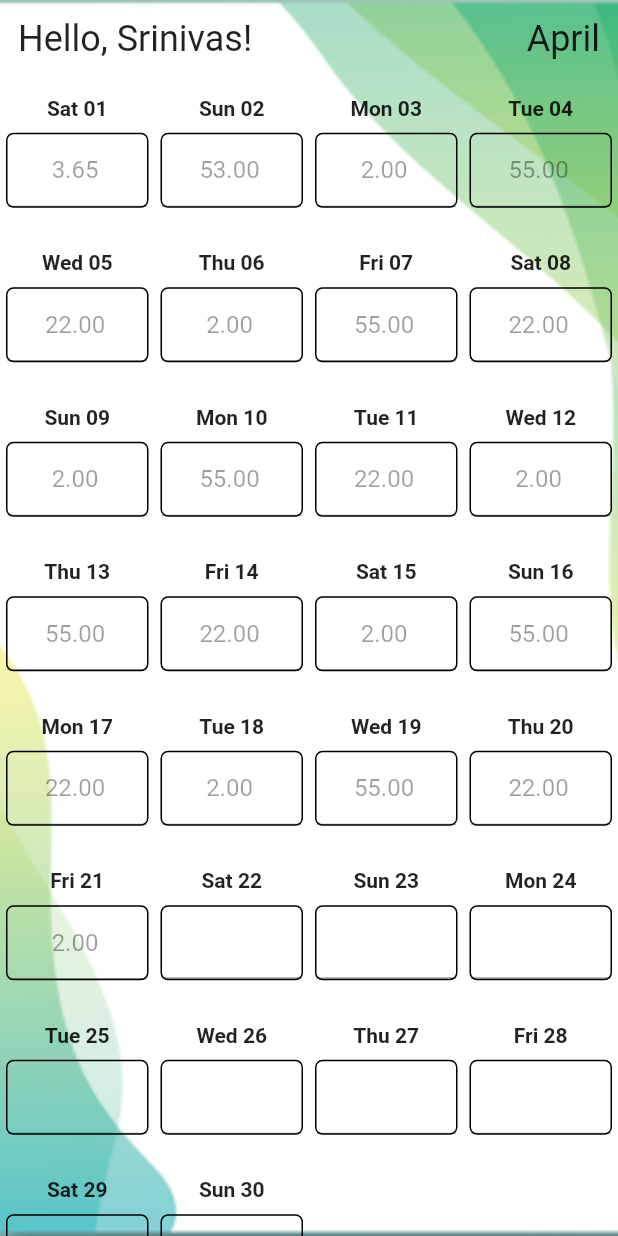
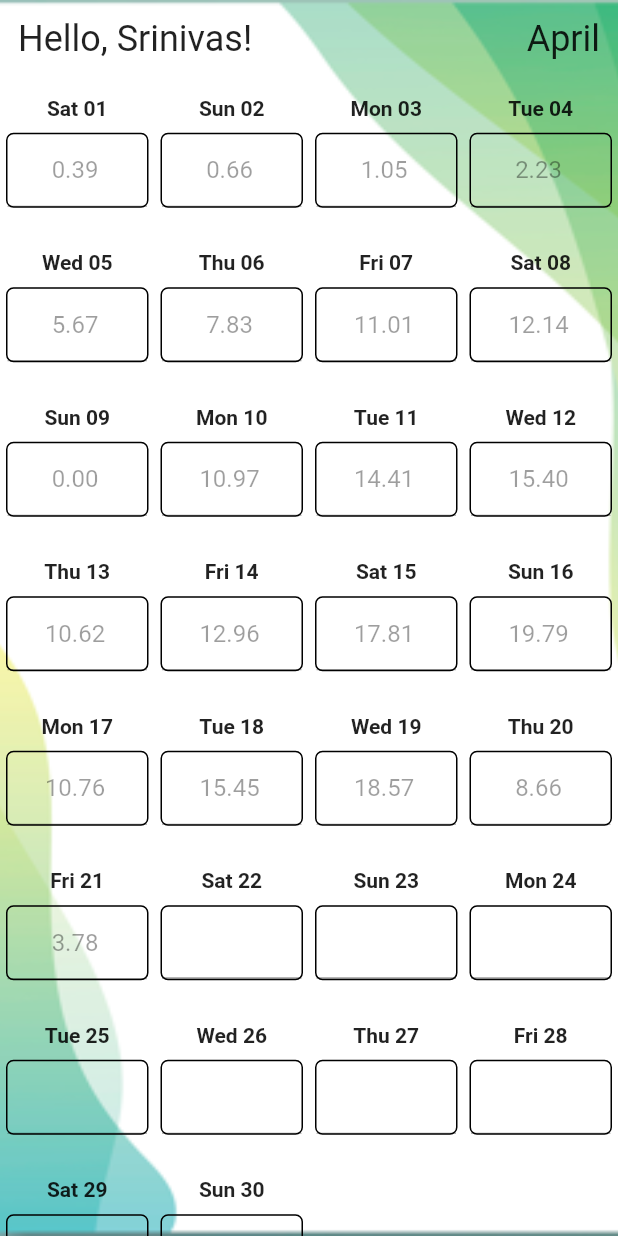
Before and after one commit to Sai-Kartheek-Reddy/EcoTracker, a Flutter app: the MonthPage screen opened directly, on a phone screen of 412 x 824 dp. Run offline on Flutter 3.47's test engine with Material 2 defaults, Android fonts, the phone set to English and light mode, and no system bars; our stand-ins replace cloud_firestore, firebase_auth, firebase_core, geolocator, get, google_sign_in and 2 more; accounts and stored records are empty; network calls fail.

```diff
--- a/lib/home/calender.dart
+++ b/lib/home/calender.dart
@@ -21,27 +21,27 @@ class _MonthPageState extends State<MonthPage> {
     _daysInMonth = _getDaysInMonth(DateTime.now());
 
     // Set fixed values for specific dates
-    _values[DateTime(2023, 4, 1)] = 3.65;
-    _values[DateTime(2023, 4, 2)] = 53;
-    _values[DateTime(2023, 4, 3)] = 2;
-    _values[DateTime(2023, 4, 4)] = 55;
-    _values[DateTime(2023, 4, 5)] = 22;
-    _values[DateTime(2023, 4, 6)] = 2;
-    _values[DateTime(2023, 4, 7)] = 55;
-    _values[DateTime(2023, 4, 8)] = 22;
-    _values[DateTime(2023, 4, 9)] = 2;
-    _values[DateTime(2023, 4, 10)] = 55;
-    _values[DateTime(2023, 4, 11)] = 22;
-    _values[DateTime(2023, 4, 12)] = 2;
-    _values[DateTime(2023, 4, 13)] = 55;
-    _values[DateTime(2023, 4, 14)] = 22;
-    _values[DateTime(2023, 4, 15)] = 2;
-    _values[DateTime(2023, 4, 16)] = 55;
-    _values[DateTime(2023, 4, 17)] = 22;
-    _values[DateTime(2023, 4, 18)] = 2;
-    _values[DateTime(2023, 4, 19)] = 55;
-    _values[DateTime(2023, 4, 20)] = 22;
-    _values[DateTime(2023, 4, 21)] = 2;
+    _values[DateTime(2023, 4, 1)] = 0.39;
+    _values[DateTime(2023, 4, 2)] = 0.66;
+    _values[DateTime(2023, 4, 3)] = 1.05;
+    _values[DateTime(2023, 4, 4)] = 2.23;
+    _values[DateTime(2023, 4, 5)] = 5.67;
+    _values[DateTime(2023, 4, 6)] = 7.83;
+    _values[DateTime(2023, 4, 7)] = 11.01;
+    _values[DateTime(2023, 4, 8)] = 12.14;
+    _values[DateTime(2023, 4, 9)] = 0;
+    _values[DateTime(2023, 4, 10)] = 10.97;
+    _values[DateTime(2023, 4, 11)] = 14.41;
+    _values[DateTime(2023, 4, 12)] = 15.4;
+    _values[DateTime(2023, 4, 13)] = 10.62;
+    _values[DateTime(2023, 4, 14)] = 12.96;
+    _values[DateTime(2023, 4, 15)] = 17.81;
+    _values[DateTime(2023, 4, 16)] = 19.79;
+    _values[DateTime(2023, 4, 17)] = 10.76;
+    _values[DateTime(2023, 4, 18)] = 15.45;
+    _values[DateTime(2023, 4, 19)] = 18.57;
+    _values[DateTime(2023, 4, 20)] = 8.66;
+    _values[DateTime(2023, 4, 21)] = 3.78;
   }
 
   List<DateTime> _getDaysInMonth(DateTime month) {
--- a/lib/home/profile.dart
+++ b/lib/home/profile.dart
@@ -1,4 +1,5 @@
 import 'package:flutter/material.dart';
+import 'package:weather/home/weather.dart';
 
 class ProfilePage extends StatelessWidget {
   final String username;
@@ -31,7 +32,10 @@ class ProfilePage extends StatelessWidget {
                 color: Colors.black,
               ),
               onPressed: () {
-
+                Navigator.push(
+                  context,
+                  MaterialPageRoute(builder: (context) => WeatherPage()),
+                );
               },
             ),
           ),
```
Lines whose indentation alone changed are shown as unchanged.
